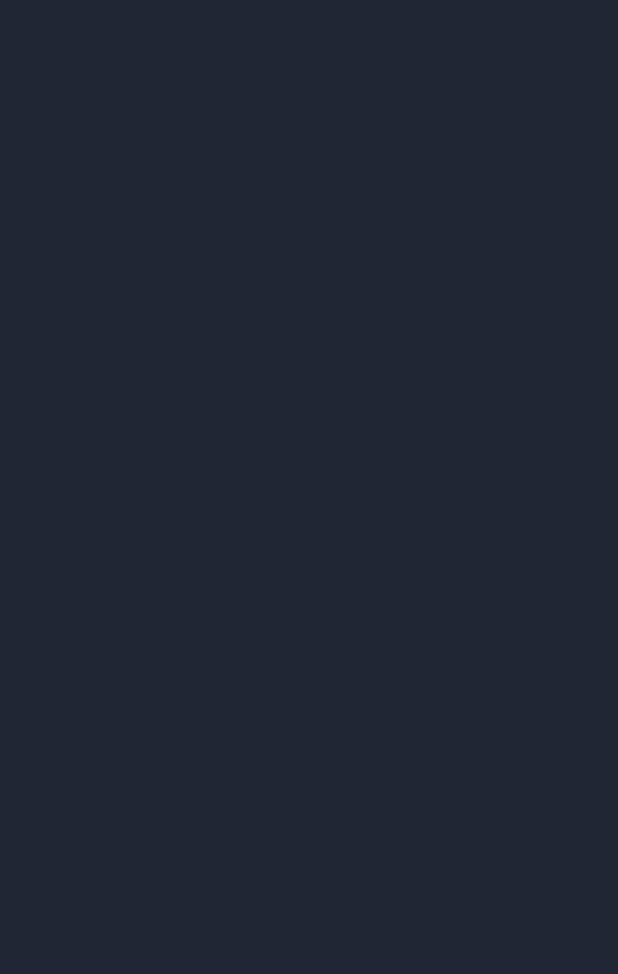
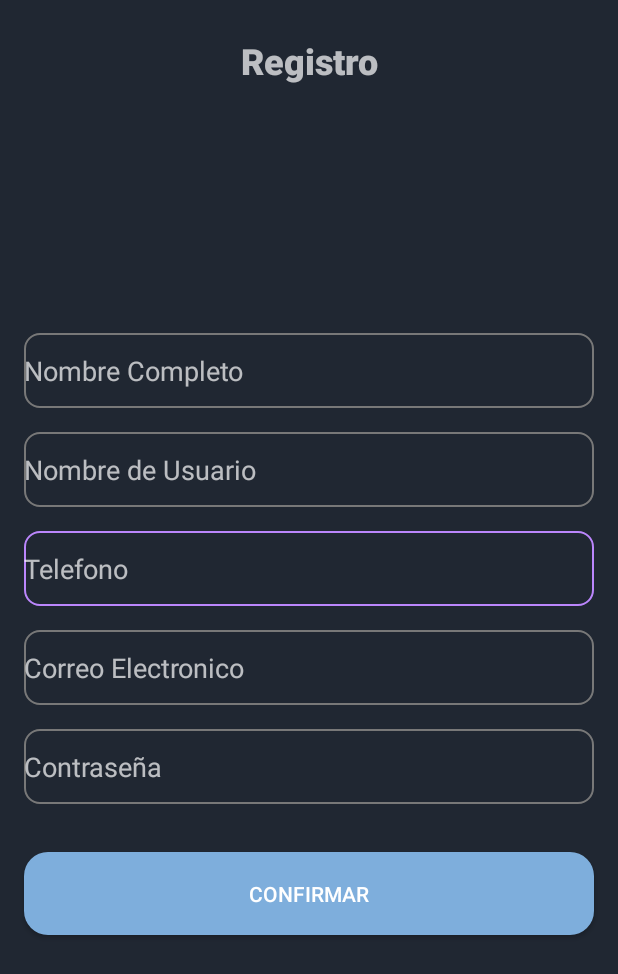
Before and after one commit to Chobbix/POI, an Android app: the ActivityRegistro screen opened directly, with no data from a screen before it, on a phone screen of 412 x 824 dp. Before the commit the part shown is empty. Shown: the top 974 px of the screen. Run offline under Robolectric (Android 15) with nearby library versions, the phone set to English and light mode, and no system bars.

Commit message:
Ventana_Registro

```diff
--- a/app/src/main/res/layout/activity_main.xml
+++ b/app/src/main/res/layout/activity_main.xml
@@ -8,7 +8,7 @@
     android:background="@color/fondo_cel">
 
     <EditText
-        android:id="@+id/edit_Email"
+        android:id="@+id/edit_IniEmail"
         android:layout_width="0dp"
         android:layout_height="50dp"
         android:layout_marginStart="16dp"
@@ -19,13 +19,13 @@
         android:ems="10"
         android:hint=" Correo Electronico"
         android:inputType="textEmailAddress"
-        app:layout_constraintBottom_toTopOf="@+id/edit_Password"
+        app:layout_constraintBottom_toTopOf="@+id/edit_IniPassword"
         app:layout_constraintEnd_toEndOf="parent"
         app:layout_constraintHorizontal_bias="0.0"
         app:layout_constraintStart_toStartOf="parent" />
 
     <EditText
-        android:id="@+id/edit_Password"
+        android:id="@+id/edit_IniPassword"
         android:layout_width="0dp"
         android:layout_height="50dp"
         android:layout_marginStart="16dp"
--- a/app/src/main/res/layout/activity_registro.xml
+++ b/app/src/main/res/layout/activity_registro.xml
@@ -4,7 +4,118 @@
     xmlns:tools="http://schemas.android.com/tools"
     android:layout_width="match_parent"
     android:layout_height="match_parent"
-    tools:context=".ActivityRegistro"
-    android:background="@color/fondo_cel">
+    android:background="@color/fondo_cel"
+    tools:context=".ActivityRegistro">
+
+    <TextView
+        android:id="@+id/txt_Registrar"
+        android:layout_width="wrap_content"
+        android:layout_height="wrap_content"
+        android:layout_marginTop="24dp"
+        android:fontFamily="sans-serif-black"
+        android:text="Registro"
+        android:textAlignment="center"
+        android:textSize="24sp"
+        android:textStyle="bold"
+        app:layout_constraintEnd_toEndOf="parent"
+        app:layout_constraintStart_toStartOf="parent"
+        app:layout_constraintTop_toTopOf="parent" />
+
+    <EditText
+        android:id="@+id/edit_RegTelefono"
+        android:layout_width="0dp"
+        android:layout_height="50dp"
+        android:layout_marginStart="16dp"
+        android:layout_marginEnd="16dp"
+        android:layout_marginBottom="8dp"
+        android:background="@drawable/custom_input_text"
+        android:ems="10"
+        android:hint="Telefono"
+        android:inputType="textPersonName"
+        app:layout_constraintBottom_toTopOf="@+id/guideline3"
+        app:layout_constraintEnd_toEndOf="parent"
+        app:layout_constraintHorizontal_bias="0.0"
+        app:layout_constraintStart_toStartOf="parent" />
+
+    <EditText
+        android:id="@+id/edit_RegNomCom"
+        android:layout_width="0dp"
+        android:layout_height="50dp"
+        android:layout_marginStart="16dp"
+        android:layout_marginEnd="16dp"
+        android:layout_marginBottom="16dp"
+        android:background="@drawable/custom_input_text"
+        android:ems="10"
+        android:hint="Nombre Completo"
+        android:inputType="textPersonName"
+        app:layout_constraintBottom_toTopOf="@+id/edit_RegUser"
+        app:layout_constraintEnd_toEndOf="parent"
+        app:layout_constraintStart_toStartOf="parent" />
+
+    <EditText
+        android:id="@+id/edit_RegUser"
+        android:layout_width="0dp"
+        android:layout_height="50dp"
+        android:layout_marginStart="16dp"
+        android:layout_marginEnd="16dp"
+        android:layout_marginBottom="16dp"
+        android:background="@drawable/custom_input_text"
+        android:ems="10"
+        android:hint="Nombre de Usuario"
+        android:inputType="textPersonName"
+        app:layout_constraintBottom_toTopOf="@+id/edit_RegTelefono"
+        app:layout_constraintEnd_toEndOf="parent"
+        app:layout_constraintHorizontal_bias="0.0"
+        app:layout_constraintStart_toStartOf="parent" />
+
+    <EditText
+        android:id="@+id/edit_RegEmail"
+        android:layout_width="0dp"
+        android:layout_height="50dp"
+        android:layout_marginStart="16dp"
+        android:layout_marginTop="8dp"
+        android:layout_marginEnd="16dp"
+        android:background="@drawable/custom_input_text"
+        android:ems="10"
+        android:hint="Correo Electronico"
+        android:inputType="textEmailAddress"
+        app:layout_constraintEnd_toEndOf="parent"
+        app:layout_constraintStart_toStartOf="parent"
+        app:layout_constraintTop_toTopOf="@+id/guideline3" />
+
+    <EditText
+        android:id="@+id/edit_RegPassword"
+        android:layout_width="0dp"
+        android:layout_height="50dp"
+        android:layout_marginStart="16dp"
+        android:layout_marginTop="16dp"
+        android:layout_marginEnd="16dp"
+        android:background="@drawable/custom_input_text"
+        android:ems="10"
+        android:hint="Contraseña"
+        android:inputType="textPassword"
+        app:layout_constraintEnd_toEndOf="parent"
+        app:layout_constraintStart_toStartOf="parent"
+        app:layout_constraintTop_toBottomOf="@+id/edit_RegEmail" />
+
+    <Button
+        android:id="@+id/button"
+        android:layout_width="0dp"
+        android:layout_height="55dp"
+        android:layout_marginStart="16dp"
+        android:layout_marginTop="32dp"
+        android:layout_marginEnd="16dp"
+        android:background="@drawable/custom_input_button"
+        android:text="Confirmar"
+        app:layout_constraintEnd_toEndOf="parent"
+        app:layout_constraintStart_toStartOf="parent"
+        app:layout_constraintTop_toBottomOf="@+id/edit_RegPassword" />
+
+    <androidx.constraintlayout.widget.Guideline
+        android:id="@+id/guideline3"
+        android:layout_width="wrap_content"
+        android:layout_height="wrap_content"
+        android:orientation="horizontal"
+        app:layout_constraintGuide_percent="0.5" />
 
 </androidx.constraintlayout.widget.ConstraintLayout>
```
